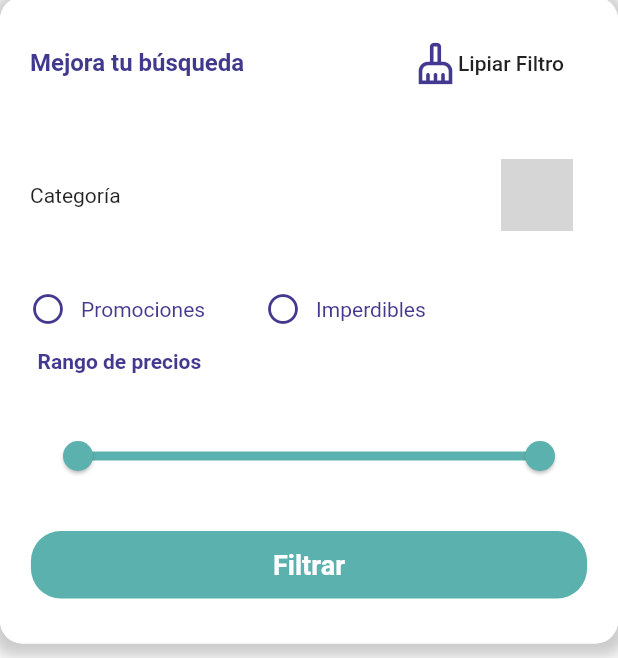
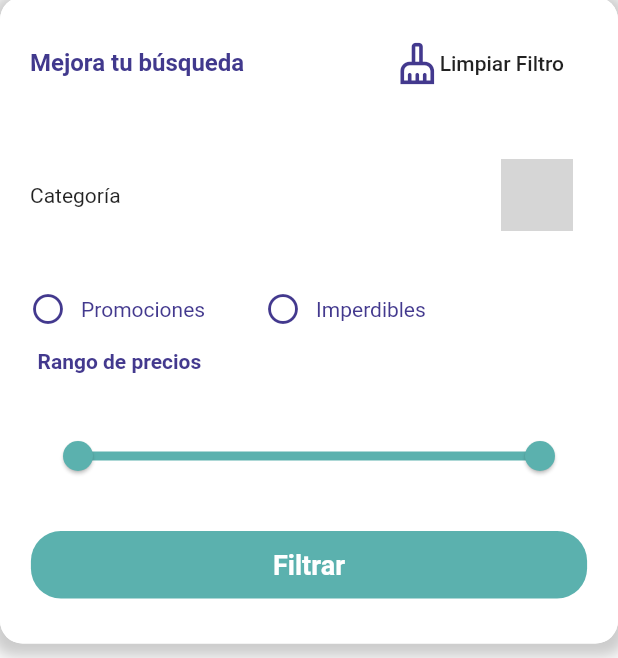
Before and after one commit to Davilaro/pruebfife, a Flutter app: the FiltroProveedor screen opened directly with empty values, on a phone screen of 412 x 824 dp, the part 87-745 px from its top. Run offline on Flutter 3.47's test engine with Material 2 defaults, Android fonts, the phone set to English and light mode, and no system bars; drawn by our look-alikes of overlay_support; our stand-ins replace animate_do, auto_size_text, cached_network_image, carousel_slider, chewie, connectivity and 17 more; missing offline and left inert: flutter_pdfview, flutter_uxcam, fuzzy, imagebutton, onesignal_flutter, pinch_zoom_image_last and 1 more; accounts and stored records are empty; network calls fail; Roboto replaces fonts that are missing (RoundedMplus1c); grey boxes are pictures that could not be loaded.

Commit message:
cambios filtro

```diff
--- a/lib/src/pages/catalogo/widgets/filtro_proveedor.dart
+++ b/lib/src/pages/catalogo/widgets/filtro_proveedor.dart
@@ -214,7 +214,7 @@ class _FiltroProveedorState extends State<FiltroProveedor> {
                     values: values,
                     min: 0,
                     max: 1000000,
-                    divisions: 4000,
+                    divisions: 2000,
                     activeColor: ConstantesColores.agua_marina,
                     inactiveColor: ConstantesColores.gris_textos,
                     labels: RangeLabels(
@@ -327,11 +327,16 @@ class _FiltroProveedorState extends State<FiltroProveedor> {
   }
 
   limpiarFiltro() {
+    dropdownValueCategoria = "Todos";
+    valorRound = 3;
+    values = RangeValues(0, 1000000);
+
     // catalogSearchViewModel.setFechaFinal('-1');
     // catalogSearchViewModel.setFechaInicial('-1');
     // _selectedDate = null;
     // _selectedDate2 = null;
   }
+
   Widget iconLimpiarFiltro() {
     return OutlineButton(
       borderSide: BorderSide(style: BorderStyle.none),
@@ -348,7 +353,7 @@ class _FiltroProveedorState extends State<FiltroProveedor> {
             color: HexColor("#43398E"),
           ),
           Text(
-            'Lipiar Filtro',
+            'Limpiar Filtro',
             maxLines: 2,
           )
         ],
--- a/lib/src/pages/principal_page/widgets/custom_buscador_fuzzy.dart
+++ b/lib/src/pages/principal_page/widgets/custom_buscador_fuzzy.dart
@@ -1,5 +1,6 @@
 import 'package:emart/src/controllers/controller_product.dart';
 import 'package:emart/src/modelos/productos.dart';
+import 'package:emart/src/pages/catalogo/widgets/filtro_proveedor.dart';
 import 'package:emart/src/preferences/cont_colores.dart';
 import 'package:emart/src/provider/db_provider.dart';
 import 'package:emart/src/utils/firebase_tagueo.dart';
@@ -233,7 +234,10 @@ class _CustomBuscardorFuzzyState extends State<CustomBuscardorFuzzy> {
   _irFiltro() {
     Navigator.push(
       context,
-      MaterialPageRoute(builder: (context) => FiltroPrecios()),
+      MaterialPageRoute(
+          builder: (context) => FiltroProveedor(
+                codCategoria: widget.codCategoria,
+              )),
     );
   }
 
--- a/lib/src/widget/catalogo_interno_generico.dart
+++ b/lib/src/widget/catalogo_interno_generico.dart
@@ -1,3 +1,4 @@
+import 'package:emart/src/pages/catalogo/widgets/filtro_proveedor.dart';
 import 'package:emart/src/preferences/preferencias.dart';
 import 'package:emart/src/provider/datos_listas_provider.dart';
 import 'package:emart/src/provider/db_provider.dart';
@@ -138,7 +139,10 @@ class _CatalogInternoGenericoState extends State<CatalogInternoGenerico> {
   _irFiltro() {
     Navigator.push(
       context,
-      MaterialPageRoute(builder: (context) => FiltroPrecios()),
+      MaterialPageRoute(
+          builder: (context) => FiltroProveedor(
+                codCategoria: widget.codCategoria,
+              )),
     );
   }
 }
--- a/lib/src/widget/input_valores_catalogo.dart
+++ b/lib/src/widget/input_valores_catalogo.dart
@@ -131,7 +131,7 @@ class _InputValoresCatalogoState extends State<InputValoresCatalogo> {
                 alignment: Alignment.topLeft,
                 padding: EdgeInsets.only(top: 2.0, left: 10.0),
                 child: Column(
-                  // crossAxisAlignment: CrossAxisAlignment.start,
+                  crossAxisAlignment: CrossAxisAlignment.start,
                   children: [
                     Text(
                       '${element.nombre}',
@@ -152,7 +152,7 @@ class _InputValoresCatalogoState extends State<InputValoresCatalogo> {
                 ),
               ),
               Container(
-                height: Get.height * 0.07,
+                height: Get.height * 0.05,
                 child: Column(
                   mainAxisSize: MainAxisSize.max,
                   children: [
```
